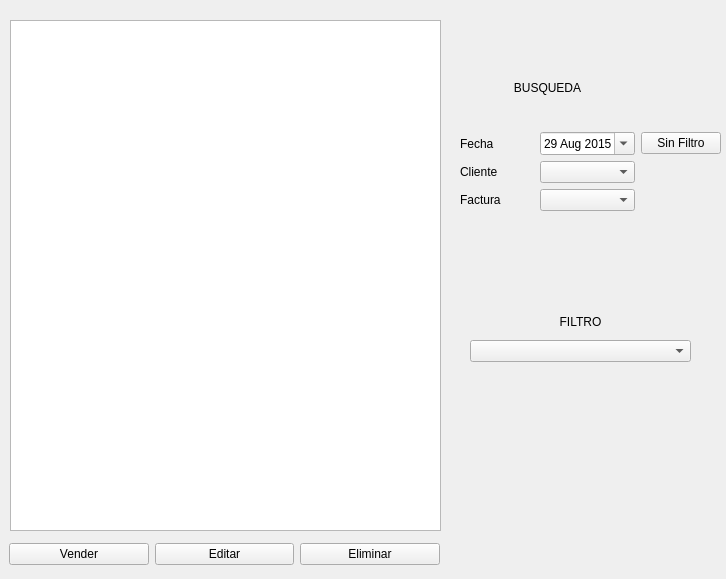
Before: the Qt Designer form Proyecto/Modulo_Venta/Ventas.ui in PaulaCanales/Proyecto_Ventas, drawn with Qt 5.
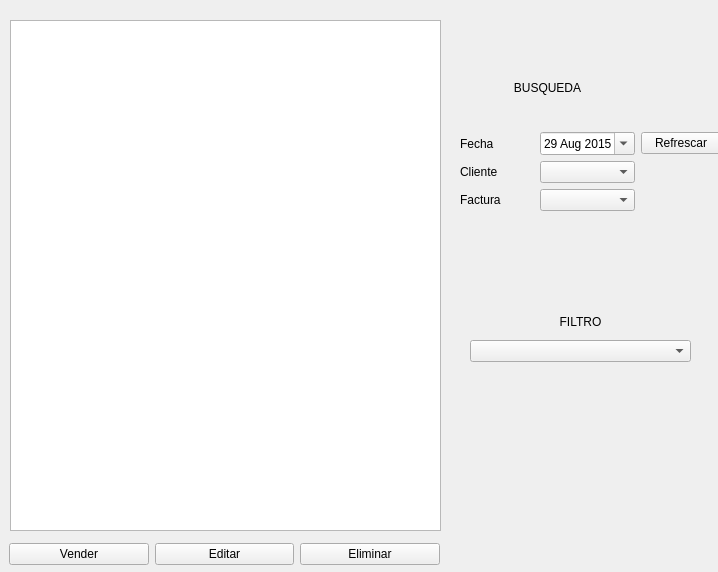
After: the same form once the commit is applied.

```diff
--- a/Proyecto/Modulo_Venta/Ventas.ui
+++ b/Proyecto/Modulo_Venta/Ventas.ui
@@ -6,8 +6,8 @@
    <rect>
     <x>0</x>
     <y>0</y>
-    <width>726</width>
-    <height>579</height>
+    <width>718</width>
+    <height>572</height>
    </rect>
   </property>
   <property name="windowTitle">
@@ -26,7 +26,7 @@
     <item row="1" column="2">
      <widget class="QPushButton" name="sinFiltro">
       <property name="text">
-       <string>Sin Filtro</string>
+       <string>Refrescar</string>
       </property>
      </widget>
     </item>
```
Left out of the diff: 5 changed lines with no effect on the pictures.
